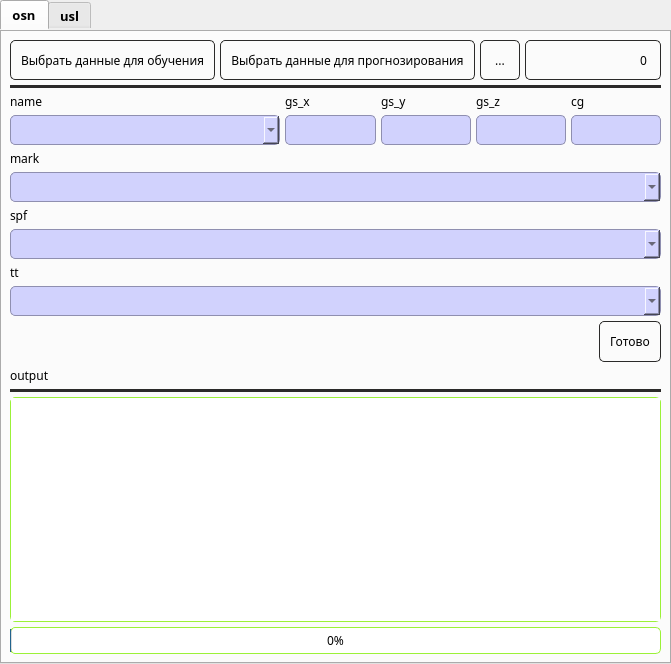
Old version of the form ui/MainWindow.ui in the repository Konstkonst55/PyTechnologicalRoute.
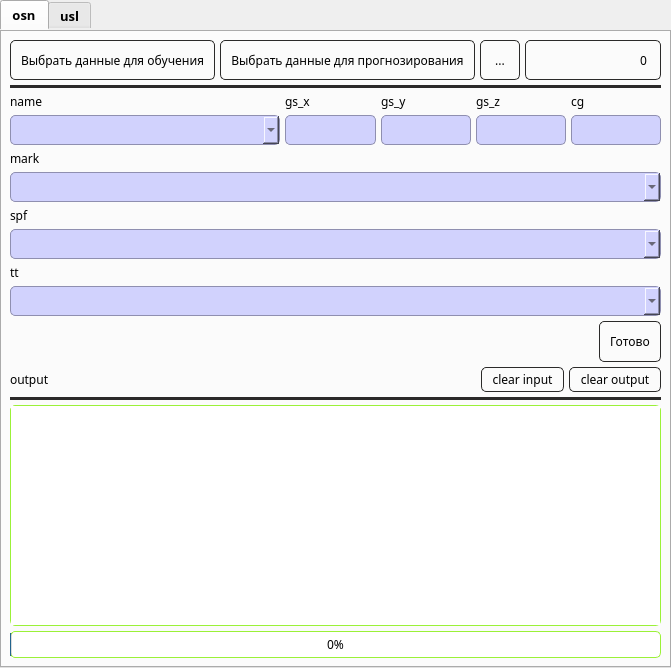
New version of the form.

Commit message: Обновлен интерфейс

The edit to the form file:
```diff
--- a/ui/MainWindow.ui
+++ b/ui/MainWindow.ui
@@ -7,7 +7,7 @@
     <x>0</x>
     <y>0</y>
     <width>671</width>
-    <height>664</height>
+    <height>668</height>
    </rect>
   </property>
   <property name="sizePolicy">
@@ -85,7 +85,7 @@
        <attribute name="title">
         <string>osn</string>
        </attribute>
-       <layout class="QVBoxLayout" name="verticalLayout">
+       <layout class="QVBoxLayout" name="verticalLayout" stretch="0,0,0,0,0,0,0,0,0,0,0,0,0,0">
         <property name="spacing">
          <number>5</number>
         </property>
@@ -788,6 +788,8 @@
          </widget>
         </item>
         <item>
+         <layout class="QHBoxLayout" name="hl_out_header" stretch="5,0,0">
+          <item>
          <widget class="QLabel" name="l_out">
           <property name="font">
            <font>
@@ -799,6 +801,60 @@
            <string>output</string>
           </property>
          </widget>
+          </item>
+          <item alignment="Qt::AlignRight">
+           <widget class="QPushButton" name="b_clear_in">
+            <property name="font">
+             <font>
+              <family>Segoe UI Semilight</family>
+              <pointsize>9</pointsize>
+             </font>
+            </property>
+            <property name="styleSheet">
+             <string notr="true">QPushButton{
+border-radius: 5px;
+border: 1px solid #2B2A29;
+color: black;
+padding: 3px 10px 3px 10px;
+}
+
+QPushButton:hover{
+background: solid #625B71;
+color: white;
+}</string>
+            </property>
+            <property name="text">
+             <string>clear input</string>
+            </property>
+           </widget>
+          </item>
+          <item alignment="Qt::AlignRight">
+           <widget class="QPushButton" name="b_clear_out">
+            <property name="font">
+             <font>
+              <family>Segoe UI Semilight</family>
+              <pointsize>9</pointsize>
+             </font>
+            </property>
+            <property name="styleSheet">
+             <string notr="true">QPushButton{
+border-radius: 5px;
+border: 1px solid #2B2A29;
+color: black;
+padding: 3px 10px 3px 10px;
+}
+
+QPushButton:hover{
+background: solid #625B71;
+color: white;
+}</string>
+            </property>
+            <property name="text">
+             <string>clear output</string>
+            </property>
+           </widget>
+          </item>
+         </layout>
         </item>
         <item>
          <widget class="Line" name="bottom_line">
```
Lines whose indentation alone changed are shown as unchanged. The commit also changes 1 other file.
